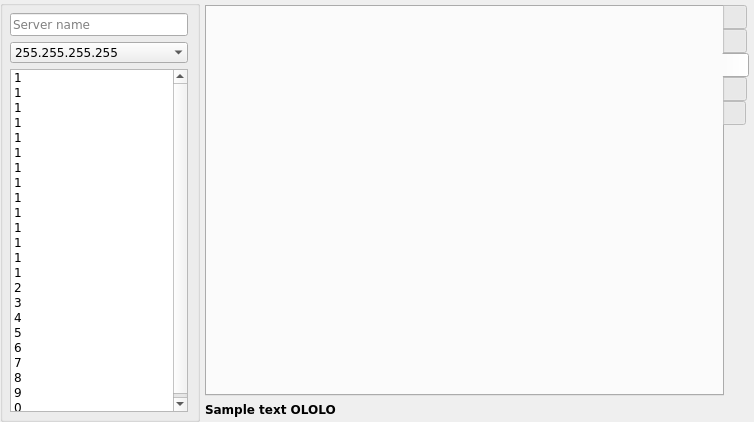
Qt form ServerGui/main_window.ui (akru/conference-speaker-server) before a commit.
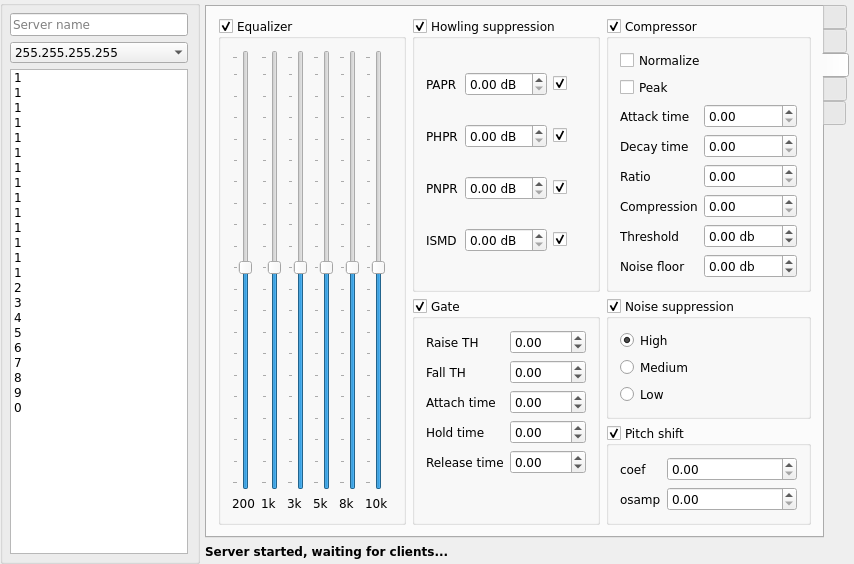
The same form after that commit. The open tabs and pages were chosen to show the change. Icons and pictures are not drawn.

Commit message: main window migration babystep

Diff of the .ui file:
```diff
--- a/ServerGui/main_window.ui
+++ b/ServerGui/main_window.ui
@@ -6,8 +6,8 @@
    <rect>
     <x>0</x>
     <y>0</y>
-    <width>754</width>
-    <height>422</height>
+    <width>854</width>
+    <height>471</height>
    </rect>
   </property>
   <property name="font">
@@ -279,7 +279,7 @@
           </font>
          </property>
          <property name="verticalScrollBarPolicy">
-          <enum>Qt::ScrollBarAlwaysOn</enum>
+          <enum>Qt::ScrollBarAlwaysOff</enum>
          </property>
          <property name="horizontalScrollBarPolicy">
           <enum>Qt::ScrollBarAlwaysOff</enum>
@@ -525,6 +525,591 @@
          <attribute name="toolTip">
           <string>Sound</string>
          </attribute>
+         <layout class="QGridLayout" name="gridLayout">
+          <item row="2" column="2">
+           <widget class="QGroupBox" name="psBox">
+            <property name="title">
+             <string>Pitch shift</string>
+            </property>
+            <property name="checkable">
+             <bool>true</bool>
+            </property>
+            <layout class="QFormLayout" name="formLayout">
+             <item row="0" column="0">
+              <widget class="QLabel" name="label_5">
+               <property name="text">
+                <string>coef</string>
+               </property>
+              </widget>
+             </item>
+             <item row="1" column="0">
+              <widget class="QLabel" name="label_6">
+               <property name="text">
+                <string>osamp</string>
+               </property>
+              </widget>
+             </item>
+             <item row="0" column="1">
+              <widget class="QDoubleSpinBox" name="psCoef"/>
+             </item>
+             <item row="1" column="1">
+              <widget class="QDoubleSpinBox" name="psOsamp"/>
+             </item>
+            </layout>
+           </widget>
+          </item>
+          <item row="0" column="1">
+           <widget class="QGroupBox" name="hsBox">
+            <property name="title">
+             <string>Howling suppression</string>
+            </property>
+            <property name="checkable">
+             <bool>true</bool>
+            </property>
+            <layout class="QGridLayout" name="gridLayout_2">
+             <item row="2" column="0">
+              <widget class="QLabel" name="label_2">
+               <property name="text">
+                <string>PHPR</string>
+               </property>
+              </widget>
+             </item>
+             <item row="3" column="0">
+              <widget class="QLabel" name="label_3">
+               <property name="text">
+                <string>PNPR</string>
+               </property>
+              </widget>
+             </item>
+             <item row="3" column="2">
+              <widget class="QCheckBox" name="pnprEnabled">
+               <property name="text">
+                <string/>
+               </property>
+               <property name="checked">
+                <bool>true</bool>
+               </property>
+              </widget>
+             </item>
+             <item row="0" column="1">
+              <widget class="QDoubleSpinBox" name="paprSpin">
+               <property name="minimumSize">
+                <size>
+                 <width>0</width>
+                 <height>0</height>
+                </size>
+               </property>
+               <property name="prefix">
+                <string/>
+               </property>
+               <property name="suffix">
+                <string> dB</string>
+               </property>
+               <property name="decimals">
+                <number>2</number>
+               </property>
+              </widget>
+             </item>
+             <item row="0" column="0">
+              <widget class="QLabel" name="label">
+               <property name="text">
+                <string>PAPR</string>
+               </property>
+              </widget>
+             </item>
+             <item row="0" column="2">
+              <widget class="QCheckBox" name="paprEnabled">
+               <property name="text">
+                <string/>
+               </property>
+               <property name="checked">
+                <bool>true</bool>
+               </property>
+              </widget>
+             </item>
+             <item row="4" column="0">
+              <widget class="QLabel" name="label_4">
+               <property name="text">
+                <string>ISMD</string>
+               </property>
+              </widget>
+             </item>
+             <item row="2" column="1">
+              <widget class="QDoubleSpinBox" name="phprSpin">
+               <property name="minimumSize">
+                <size>
+                 <width>0</width>
+                 <height>0</height>
+                </size>
+               </property>
+               <property name="prefix">
+                <string/>
+               </property>
+               <property name="suffix">
+                <string> dB</string>
+               </property>
+               <property name="decimals">
+                <number>2</number>
+               </property>
+              </widget>
+             </item>
+             <item row="3" column="1">
+              <widget class="QDoubleSpinBox" name="pnprSpin">
+               <property name="minimumSize">
+                <size>
+                 <width>0</width>
+                 <height>0</height>
+                </size>
+               </property>
+               <property name="prefix">
+                <string/>
+               </property>
+               <property name="suffix">
+                <string> dB</string>
+               </property>
+               <property name="decimals">
+                <number>2</number>
+               </property>
+              </widget>
+             </item>
+             <item row="4" column="2">
+              <widget class="QCheckBox" name="ismdEnabled">
+               <property name="text">
+                <string/>
+               </property>
+               <property name="checked">
+                <bool>true</bool>
+               </property>
+              </widget>
+             </item>
+             <item row="4" column="1">
+              <widget class="QDoubleSpinBox" name="ismdSpin">
+               <property name="minimumSize">
+                <size>
+                 <width>0</width>
+                 <height>0</height>
+                </size>
+               </property>
+               <property name="prefix">
+                <string/>
+               </property>
+               <property name="suffix">
+                <string> dB</string>
+               </property>
+               <property name="decimals">
+                <number>2</number>
+               </property>
+              </widget>
+             </item>
+             <item row="2" column="2">
+              <widget class="QCheckBox" name="phprEnabled">
+               <property name="text">
+                <string/>
+               </property>
+               <property name="checked">
+                <bool>true</bool>
+               </property>
+              </widget>
+             </item>
+            </layout>
+            <zorder>ismdSpin</zorder>
+            <zorder>pnprSpin</zorder>
+            <zorder>label_2</zorder>
+            <zorder>label_3</zorder>
+            <zorder>pnprEnabled</zorder>
+            <zorder>paprSpin</zorder>
+            <zorder>label</zorder>
+            <zorder>paprEnabled</zorder>
+            <zorder>label_4</zorder>
+            <zorder>phprSpin</zorder>
+            <zorder>ismdEnabled</zorder>
+            <zorder>phprEnabled</zorder>
+           </widget>
+          </item>
+          <item row="0" column="2">
+           <widget class="QGroupBox" name="compressorBox">
+            <property name="title">
+             <string>Compressor</string>
+            </property>
+            <property name="checkable">
+             <bool>true</bool>
+            </property>
+            <layout class="QFormLayout" name="formLayout_3">
+             <item row="0" column="0" colspan="2">
+              <widget class="QCheckBox" name="normalizeCheckBox">
+               <property name="text">
+                <string>Normalize</string>
+               </property>
+              </widget>
+             </item>
+             <item row="4" column="0">
+              <widget class="QLabel" name="label_19">
+               <property name="text">
+                <string>Attack time</string>
+               </property>
+              </widget>
+             </item>
+             <item row="4" column="1">
+              <widget class="QDoubleSpinBox" name="cAttackSpinBox"/>
+             </item>
+             <item row="5" column="1">
+              <widget class="QDoubleSpinBox" name="cDecaySpinBox"/>
+             </item>
+             <item row="5" column="0">
+              <widget class="QLabel" name="label_20">
+               <property name="text">
+                <string>Decay time</string>
+               </property>
+              </widget>
+             </item>
+             <item row="6" column="1">
+              <widget class="QDoubleSpinBox" name="cRatioSpinBox"/>
+             </item>
+             <item row="6" column="0">
+              <widget class="QLabel" name="label_22">
+               <property name="text">
+                <string>Ratio</string>
+               </property>
+              </widget>
+             </item>
+             <item row="7" column="0">
+              <widget class="QLabel" name="label_21">
+               <property name="text">
+                <string>Compression</string>
+               </property>
+              </widget>
+             </item>
+             <item row="7" column="1">
+              <widget class="QDoubleSpinBox" name="cCompressionSpinBox"/>
+             </item>
+             <item row="8" column="1">
+              <widget class="QDoubleSpinBox" name="cThresholdSpinBox">
+               <property name="suffix">
+                <string> db</string>
+               </property>
+               <property name="minimum">
+                <double>-100.000000000000000</double>
+               </property>
+              </widget>
+             </item>
+             <item row="8" column="0">
+              <widget class="QLabel" name="label_23">
+               <property name="text">
+                <string>Threshold</string>
+               </property>
+              </widget>
+             </item>
+             <item row="9" column="0">
+              <widget class="QLabel" name="label_24">
+               <property name="text">
+                <string>Noise floor</string>
+               </property>
+              </widget>
+             </item>
+             <item row="9" column="1">
+              <widget class="QDoubleSpinBox" name="cNoiseSpinBox">
+               <property name="suffix">
+                <string> db</string>
+               </property>
+               <property name="minimum">
+                <double>-100.000000000000000</double>
+               </property>
+              </widget>
+             </item>
+             <item row="1" column="0" colspan="2">
+              <widget class="QCheckBox" name="peakCheckBox">
+               <property name="text">
+                <string>Peak</string>
+               </property>
+              </widget>
+             </item>
+            </layout>
+           </widget>
+          </item>
+          <item row="0" column="0" rowspan="3">
+           <widget class="QGroupBox" name="eqBox">
+            <property name="title">
+             <string>Equalizer</string>
+            </property>
+            <property name="checkable">
+             <bool>true</bool>
+            </property>
+            <layout class="QGridLayout" name="gridLayout_3">
+             <item row="0" column="0">
+              <widget class="QSlider" name="verticalSlider_2">
+               <property name="value">
+                <number>50</number>
+               </property>
+               <property name="orientation">
+                <enum>Qt::Vertical</enum>
+               </property>
+               <property name="tickPosition">
+                <enum>QSlider::TicksAbove</enum>
+               </property>
+               <property name="tickInterval">
+                <number>5</number>
+               </property>
+              </widget>
+             </item>
+             <item row="1" column="2">
+              <widget class="QLabel" name="label_11">
+               <property name="text">
+                <string>3k </string>
+               </property>
+              </widget>
+             </item>
+             <item row="1" column="1">
+              <widget class="QLabel" name="label_10">
+               <property name="text">
+                <string>1k </string>
+               </property>
+              </widget>
+             </item>
+             <item row="1" column="3">
+              <widget class="QLabel" name="label_12">
+               <property name="text">
+                <string>5k </string>
+               </property>
+              </widget>
+             </item>
+             <item row="0" column="4">
+              <widget class="QSlider" name="verticalSlider_6">
+               <property name="value">
+                <number>50</number>
+               </property>
+               <property name="orientation">
+                <enum>Qt::Vertical</enum>
+               </property>
+               <property name="tickPosition">
+                <enum>QSlider::TicksAbove</enum>
+               </property>
+               <property name="tickInterval">
+                <number>5</number>
+               </property>
+              </widget>
+             </item>
+             <item row="1" column="5">
+              <widget class="QLabel" name="label_14">
+               <property name="text">
+                <string>10k</string>
+               </property>
+              </widget>
+             </item>
+             <item row="0" column="5">
+              <widget class="QSlider" name="verticalSlider_7">
+               <property name="value">
+                <number>50</number>
+               </property>
+               <property name="orientation">
+                <enum>Qt::Vertical</enum>
+               </property>
+               <property name="tickPosition">
+                <enum>QSlider::TicksAbove</enum>
+               </property>
+               <property name="tickInterval">
+                <number>5</number>
+               </property>
+              </widget>
+             </item>
+             <item row="1" column="4">
+              <widget class="QLabel" name="label_13">
+               <property name="text">
+                <string>8k</string>
+               </property>
+              </widget>
+             </item>
+             <item row="0" column="3">
+              <widget class="QSlider" name="verticalSlider_5">
+               <property name="value">
+                <number>50</number>
+               </property>
+               <property name="orientation">
+                <enum>Qt::Vertical</enum>
+               </property>
+               <property name="tickPosition">
+                <enum>QSlider::TicksAbove</enum>
+               </property>
+               <property name="tickInterval">
+                <number>5</number>
+               </property>
+              </widget>
+             </item>
+             <item row="0" column="1">
+              <widget class="QSlider" name="verticalSlider_3">
+               <property name="value">
+                <number>50</number>
+               </property>
+               <property name="orientation">
+                <enum>Qt::Vertical</enum>
+               </property>
+               <property name="tickPosition">
+                <enum>QSlider::TicksAbove</enum>
+               </property>
+               <property name="tickInterval">
+                <number>5</number>
+               </property>
+              </widget>
+             </item>
+             <item row="0" column="2">
+              <widget class="QSlider" name="verticalSlider_4">
+               <property name="value">
+                <number>50</number>
+               </property>
+               <property name="orientation">
+                <enum>Qt::Vertical</enum>
+               </property>
+               <property name="tickPosition">
+                <enum>QSlider::TicksAbove</enum>
+               </property>
+               <property name="tickInterval">
+                <number>5</number>
+               </property>
+              </widget>
+             </item>
+             <item row="1" column="0">
+              <widget class="QLabel" name="label_8">
+               <property name="text">
+                <string>200</string>
+               </property>
+              </widget>
+             </item>
+            </layout>
+           </widget>
+          </item>
+          <item row="1" column="2">
+           <widget class="QGroupBox" name="nsBox">
+            <property name="title">
+             <string>Noise suppression</string>
+            </property>
+            <property name="checkable">
+             <bool>true</bool>
+            </property>
+            <layout class="QVBoxLayout" name="verticalLayout_5">
+             <item>
+              <widget class="QRadioButton" name="highRadioButton">
+               <property name="text">
+                <string>High</string>
+               </property>
+               <property name="checked">
+                <bool>true</bool>
+               </property>
+              </widget>
+             </item>
+             <item>
+              <widget class="QRadioButton" name="mediumRadioButton">
+               <property name="text">
+                <string>Medium</string>
+               </property>
+              </widget>
+             </item>
+             <item>
+              <widget class="QRadioButton" name="lowRadioButton">
+               <property name="text">
+                <string>Low</string>
+               </property>
+              </widget>
+             </item>
+            </layout>
+           </widget>
+          </item>
+          <item row="1" column="1" rowspan="2">
+           <widget class="QGroupBox" name="gateBox">
+            <property name="title">
+             <string>Gate</string>
+            </property>
+            <property name="checkable">
+             <bool>true</bool>
+            </property>
+            <layout class="QFormLayout" name="formLayout_2">
+             <item row="0" column="1">
+              <widget class="QDoubleSpinBox" name="raiseSpinBox">
+               <property name="minimum">
+                <double>-100.000000000000000</double>
+               </property>
+               <property name="maximum">
+                <double>100.000000000000000</double>
+               </property>
+              </widget>
+             </item>
+             <item row="0" column="0">
+              <widget class="QLabel" name="label_7">
+               <property name="text">
+                <string>Raise TH</string>
+               </property>
+              </widget>
+             </item>
+             <item row="1" column="1">
+              <widget class="QDoubleSpinBox" name="fallSpinBox">
+               <property name="minimum">
+                <double>-100.000000000000000</double>
+               </property>
+               <property name="maximum">
+                <double>100.000000000000000</double>
+               </property>
+              </widget>
+             </item>
+             <item row="2" column="1">
+              <widget class="QDoubleSpinBox" name="attackSpinBox">
+               <property name="minimum">
+                <double>-100.000000000000000</double>
+               </property>
+               <property name="maximum">
+                <double>100.000000000000000</double>
+               </property>
+              </widget>
+             </item>
+             <item row="3" column="1">
+              <widget class="QDoubleSpinBox" name="holdSpinBox">
+               <property name="minimum">
+                <double>-100.000000000000000</double>
+               </property>
+               <property name="maximum">
+                <double>100.000000000000000</double>
+               </property>
+              </widget>
+             </item>
+             <item row="4" column="1">
+              <widget class="QDoubleSpinBox" name="releaseSpinBox">
+               <property name="minimum">
+                <double>-100.000000000000000</double>
+               </property>
+               <property name="maximum">
+                <double>100.000000000000000</double>
+               </property>
+              </widget>
+             </item>
+             <item row="1" column="0">
+              <widget class="QLabel" name="label_15">
+               <property name="text">
+                <string>Fall TH</string>
+               </property>
+              </widget>
+             </item>
+             <item row="2" column="0">
+              <widget class="QLabel" name="label_16">
+               <property name="text">
+                <string>Attach time</string>
+               </property>
+              </widget>
+             </item>
+             <item row="3" column="0">
+              <widget class="QLabel" name="label_17">
+               <property name="text">
+                <string>Hold time</string>
+               </property>
+              </widget>
+             </item>
+             <item row="4" column="0">
+              <widget class="QLabel" name="label_18">
+               <property name="text">
+                <string>Release time</string>
+               </property>
+              </widget>
+             </item>
+            </layout>
+           </widget>
+          </item>
+         </layout>
         </widget>
         <widget class="QWidget" name="tab_4">
          <attribute name="icon">
@@ -564,7 +1149,7 @@
          <string notr="true"/>
         </property>
         <property name="text">
-         <string>Sample text OLOLO</string>
+         <string>Server started, waiting for clients...</string>
         </property>
        </widget>
       </item>
```
Left out of the diff: 189 changed lines with no effect on the pictures. The commit also changes 6 other files.
